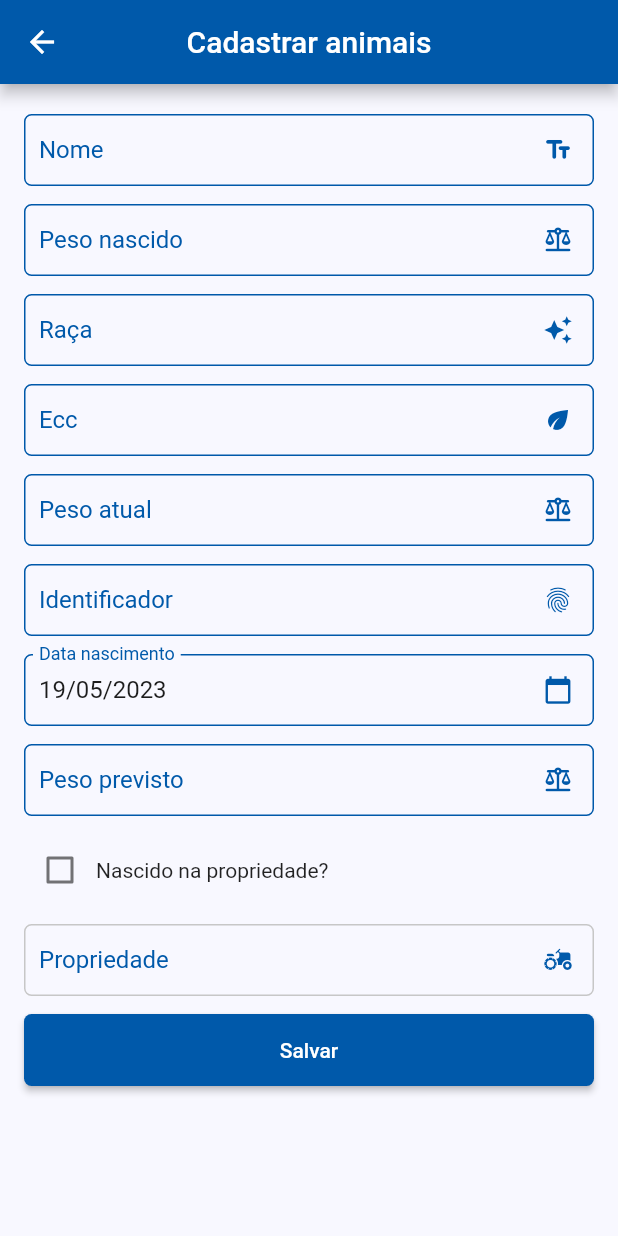
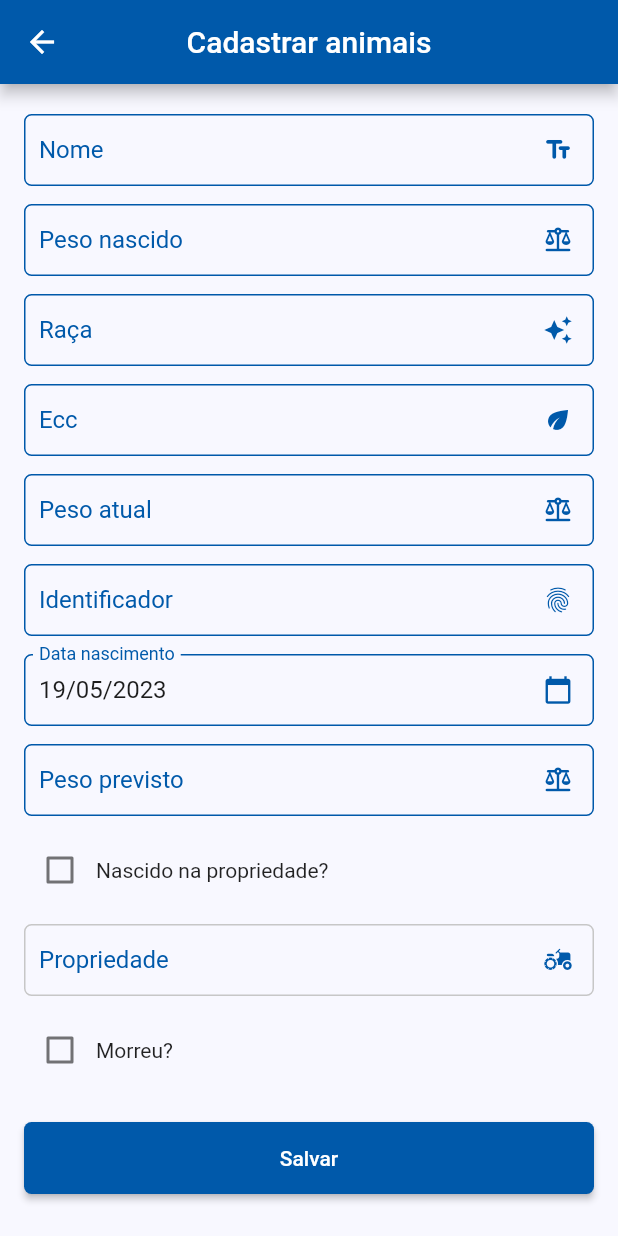
Before and after one commit to utfprapps-pb/idr-mobile, a Flutter app: the AnimalPageForm screen opened by its route, on a phone screen of 412 x 824 dp. Run offline on Flutter 3.47's test engine with Material 2 defaults, Android fonts, the phone set to English and light mode, and no system bars; our stand-ins replace connectivity_plus, flutter_slidable, get, get_storage, hive, hive_flutter and 1 more; missing offline and left inert: dart:ffi; accounts and stored records are empty; Roboto replaces fonts that are missing (Segoe-UI).

```diff
--- a/lib/app/modules/animal/form/animal_form_page.dart
+++ b/lib/app/modules/animal/form/animal_form_page.dart
@@ -157,8 +157,10 @@ class AnimalPageForm extends GetView<AnimalFormController> {
                       ),
                       CustomInputField(
                         inputController: controller.bornDateController,
-                        onTapCallBack: () => controller.showCalendar(context),
-                        onPressedIcon: () => controller.showCalendar(context),
+                        onTapCallBack: () =>
+                            controller.showCalendar(context, 'born'),
+                        onPressedIcon: () =>
+                            controller.showCalendar(context, 'born'),
                         labelText: 'Data nascimento',
                         icon: Icons.calendar_today,
                       ),
@@ -267,6 +269,42 @@ class AnimalPageForm extends GetView<AnimalFormController> {
                       const SizedBox(
                         height: 12,
                       ),
+                      Row(
+                        children: [
+                          Obx(
+                            () => Checkbox(
+                                activeColor: UIColors.primaryColor,
+                                value: controller.isDead.value,
+                                onChanged: (value) {
+                                  controller.isDead.value = value!;
+                                  controller.animal.update(
+                                    (val) => val!.dead = value,
+                                  );
+                                }),
+                          ),
+                          Text('Morreu?')
+                        ],
+                      ),
+                      const SizedBox(
+                        height: 12,
+                      ),
+                      Obx(
+                        () => Visibility(
+                          visible: controller.isDead.value,
+                          child: CustomInputField(
+                            inputController: controller.deadDateController,
+                            onTapCallBack: () =>
+                                controller.showCalendar(context, 'dead'),
+                            onPressedIcon: () =>
+                                controller.showCalendar(context, 'dead'),
+                            labelText: 'Data morte',
+                            icon: Icons.calendar_today,
+                          ),
+                        ),
+                      ),
+                      const SizedBox(
+                        height: 12,
+                      ),
                       Obx(
                         () => CustomElevatedButton(
                           title: '${controller.buttonText}',
@@ -276,7 +314,10 @@ class AnimalPageForm extends GetView<AnimalFormController> {
                             }
                           },
                         ),
-                      )
+                      ),
+                      const SizedBox(
+                        height: 12,
+                      ),
                     ],
                   ),
                 ),
```
